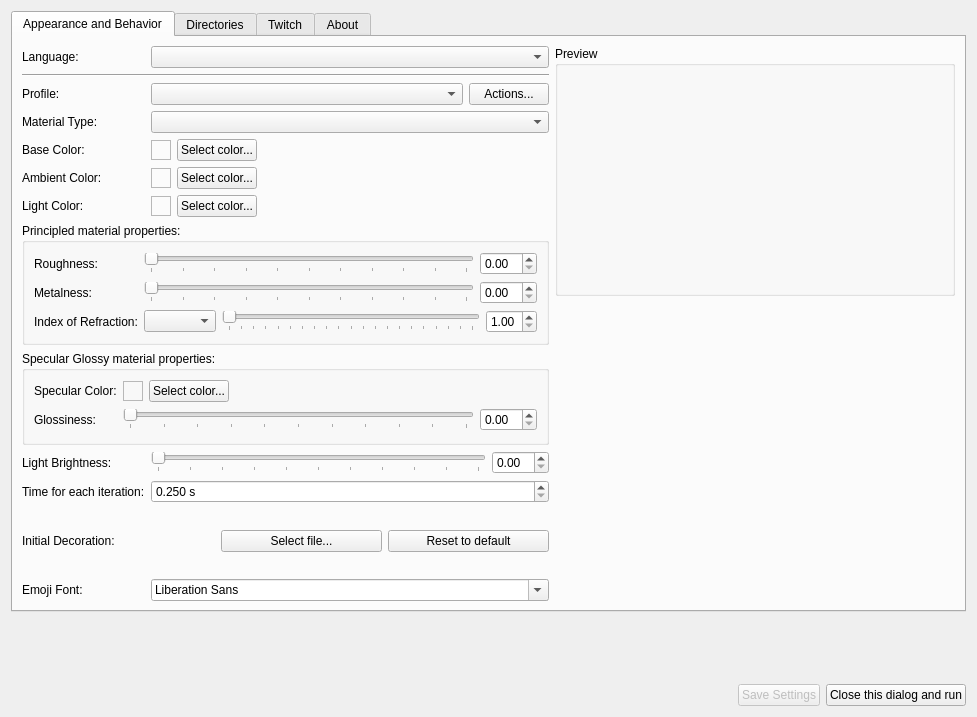
This is setupwidget.ui in xiluembo/atsumari as Qt 5 draws it before an edit. The edited form follows.
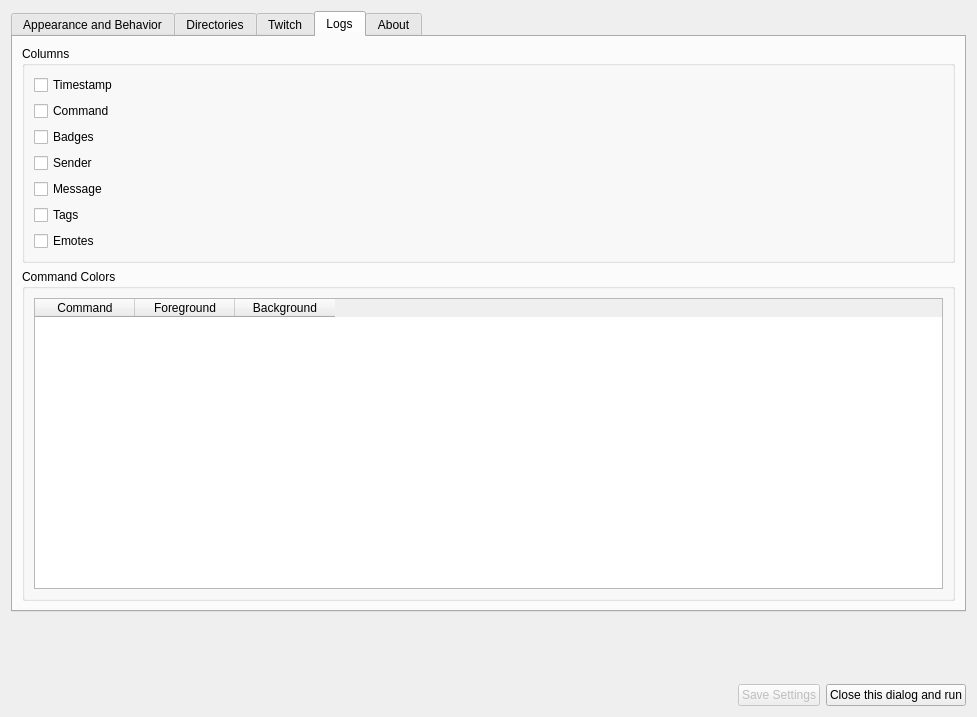
This is the edited form. The open tabs and pages were chosen to show the change. Icons and pictures are not drawn.

Patch:
```diff
--- a/setupwidget.ui
+++ b/setupwidget.ui
@@ -933,6 +933,57 @@
        </item>
       </layout>
      </widget>
+     <widget class="QWidget" name="tabLogs">
+      <attribute name="title">
+       <string>Logs</string>
+      </attribute>
+      <layout class="QVBoxLayout" name="verticalLayout_logs">
+       <item>
+        <widget class="QGroupBox" name="grpLogColumns">
+         <property name="title">
+          <string>Columns</string>
+         </property>
+         <layout class="QVBoxLayout" name="verticalLayout_cols">
+          <item><widget class="QCheckBox" name="chkTimestamp"><property name="text"><string>Timestamp</string></property></widget></item>
+          <item><widget class="QCheckBox" name="chkCommand"><property name="text"><string>Command</string></property></widget></item>
+          <item><widget class="QCheckBox" name="chkBadges"><property name="text"><string>Badges</string></property></widget></item>
+          <item><widget class="QCheckBox" name="chkSender"><property name="text"><string>Sender</string></property></widget></item>
+          <item><widget class="QCheckBox" name="chkMessage"><property name="text"><string>Message</string></property></widget></item>
+          <item><widget class="QCheckBox" name="chkTags"><property name="text"><string>Tags</string></property></widget></item>
+          <item><widget class="QCheckBox" name="chkEmotes"><property name="text"><string>Emotes</string></property></widget></item>
+         </layout>
+        </widget>
+       </item>
+       <item>
+        <widget class="QGroupBox" name="grpCommandColors">
+         <property name="title">
+          <string>Command Colors</string>
+         </property>
+         <layout class="QVBoxLayout" name="verticalLayout_colors">
+          <item>
+           <widget class="QTableWidget" name="tblCommandColors">
+            <column>
+             <property name="text">
+              <string>Command</string>
+             </property>
+            </column>
+            <column>
+             <property name="text">
+              <string>Foreground</string>
+             </property>
+            </column>
+            <column>
+             <property name="text">
+              <string>Background</string>
+             </property>
+            </column>
+           </widget>
+          </item>
+         </layout>
+        </widget>
+       </item>
+      </layout>
+     </widget>
      <widget class="QWidget" name="tabAbout">
       <attribute name="title">
        <string>About</string>
```
